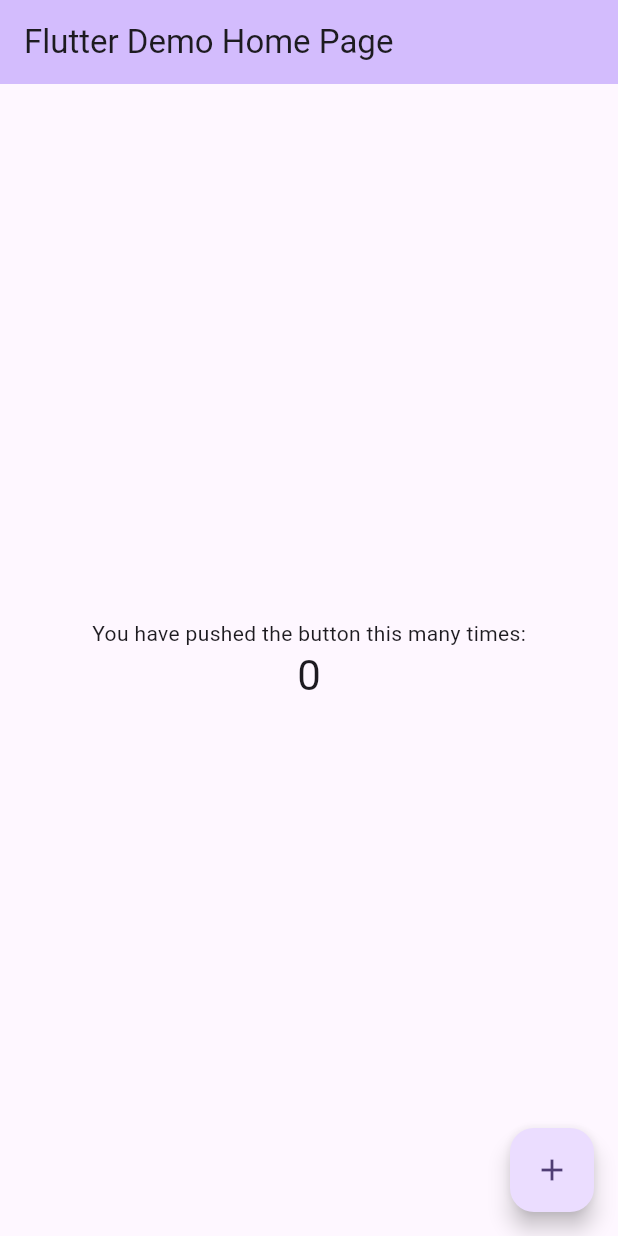
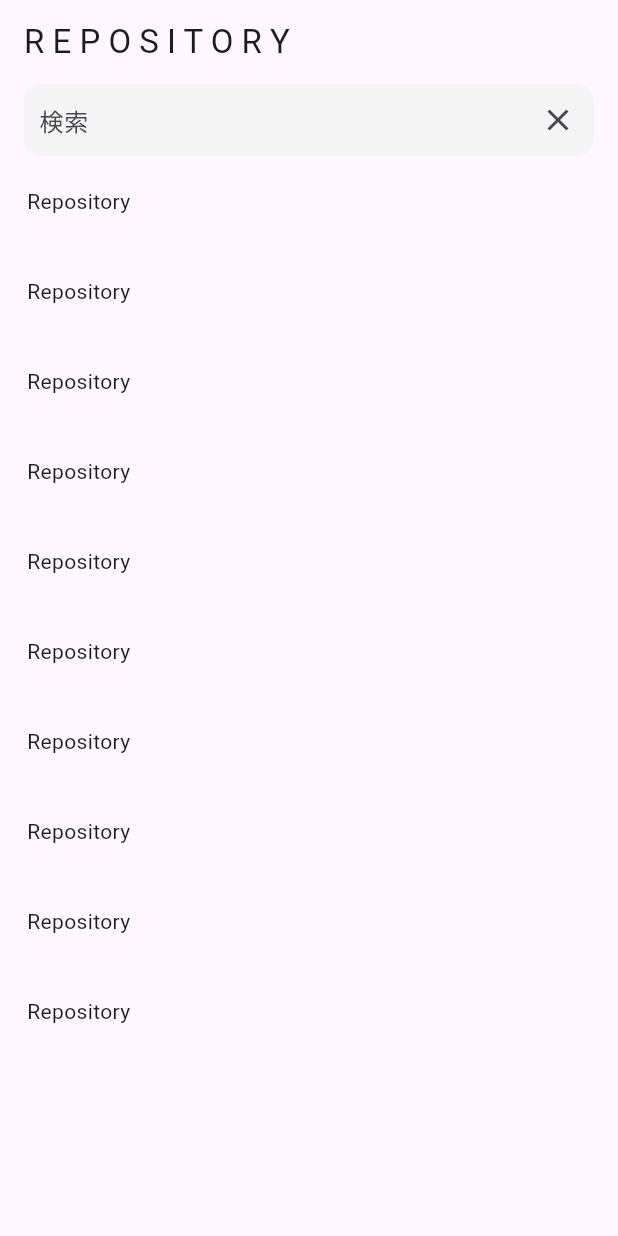
Before and after one commit to yato-developer/github-repository-search, a Flutter app: the screen it shows after launch, on a phone screen of 412 x 824 dp. Run offline on Flutter 3.47's test engine with Material 3 defaults, Android fonts, the light colour scheme and no system bars.

Commit message:
add: ホーム画面の実装

```diff
--- a/lib/main.dart
+++ b/lib/main.dart
@@ -1,4 +1,5 @@
 import 'package:flutter/material.dart';
+import 'package:github_repository_search/pages/home_page/home_page.dart';
 
 void main() {
   runApp(const MyApp());
@@ -7,119 +8,15 @@
 class MyApp extends StatelessWidget {
   const MyApp({super.key});
 
-  // This widget is the root of your application.
   @override
   Widget build(BuildContext context) {
     return MaterialApp(
-      title: 'Flutter Demo',
+      title: 'Github Repository Search',
       theme: ThemeData(
-        // This is the theme of your application.
-        //
-        // TRY THIS: Try running your application with "flutter run". You'll see
-        // the application has a purple toolbar. Then, without quitting the app,
-        // try changing the seedColor in the colorScheme below to Colors.green
-        // and then invoke "hot reload" (save your changes or press the "hot
-        // reload" button in a Flutter-supported IDE, or press "r" if you used
-        // the command line to start the app).
-        //
-        // Notice that the counter didn't reset back to zero; the application
-        // state is not lost during the reload. To reset the state, use hot
-        // restart instead.
-        //
-        // This works for code too, not just values: Most code changes can be
-        // tested with just a hot reload.
         colorScheme: ColorScheme.fromSeed(seedColor: Colors.deepPurple),
         useMaterial3: true,
       ),
-      home: const MyHomePage(title: 'Flutter Demo Home Page'),
+      home: const HomePage(),
     );
   }
 }
-
-class MyHomePage extends StatefulWidget {
-  const MyHomePage({super.key, required this.title});
-
-  // This widget is the home page of your application. It is stateful, meaning
-  // that it has a State object (defined below) that contains fields that affect
-  // how it looks.
-
-  // This class is the configuration for the state. It holds the values (in this
-  // case the title) provided by the parent (in this case the App widget) and
-  // used by the build method of the State. Fields in a Widget subclass are
-  // always marked "final".
-
-  final String title;
-
-  @override
-  State<MyHomePage> createState() => _MyHomePageState();
-}
-
-class _MyHomePageState extends State<MyHomePage> {
-  int _counter = 0;
-
-  void _incrementCounter() {
-    setState(() {
-      // This call to setState tells the Flutter framework that something has
-      // changed in this State, which causes it to rerun the build method below
-      // so that the display can reflect the updated values. If we changed
-      // _counter without calling setState(), then the build method would not be
-      // called again, and so nothing would appear to happen.
-      _counter++;
-    });
-  }
-
-  @override
-  Widget build(BuildContext context) {
-    // This method is rerun every time setState is called, for instance as done
-    // by the _incrementCounter method above.
-    //
-    // The Flutter framework has been optimized to make rerunning build methods
-    // fast, so that you can just rebuild anything that needs updating rather
-    // than having to individually change instances of widgets.
-    return Scaffold(
-      appBar: AppBar(
-        // TRY THIS: Try changing the color here to a specific color (to
-        // Colors.amber, perhaps?) and trigger a hot reload to see the AppBar
-        // change color while the other colors stay the same.
-        backgroundColor: Theme.of(context).colorScheme.inversePrimary,
-        // Here we take the value from the MyHomePage object that was created by
-        // the App.build method, and use it to set our appbar title.
-        title: Text(widget.title),
-      ),
-      body: Center(
-        // Center is a layout widget. It takes a single child and positions it
-        // in the middle of the parent.
-        child: Column(
-          // Column is also a layout widget. It takes a list of children and
-          // arranges them vertically. By default, it sizes itself to fit its
-          // children horizontally, and tries to be as tall as its parent.
-          //
-          // Column has various properties to control how it sizes itself and
-          // how it positions its children. Here we use mainAxisAlignment to
-          // center the children vertically; the main axis here is the vertical
-          // axis because Columns are vertical (the cross axis would be
-          // horizontal).
-          //
-          // TRY THIS: Invoke "debug painting" (choose the "Toggle Debug Paint"
-          // action in the IDE, or press "p" in the console), to see the
-          // wireframe for each widget.
-          mainAxisAlignment: MainAxisAlignment.center,
-          children: <Widget>[
-            const Text(
-              'You have pushed the button this many times:',
-            ),
-            Text(
-              '$_counter',
-              style: Theme.of(context).textTheme.headlineMedium,
-            ),
-          ],
-        ),
-      ),
-      floatingActionButton: FloatingActionButton(
-        onPressed: _incrementCounter,
-        tooltip: 'Increment',
-        child: const Icon(Icons.add),
-      ), // This trailing comma makes auto-formatting nicer for build methods.
-    );
-  }
-}
--- /dev/null
+++ b/lib/pages/home_page/home_page.dart
@@ -0,0 +1,78 @@
+import 'package:flutter/material.dart';
+
+class HomePage extends StatelessWidget {
+  const HomePage({super.key});
+
+  @override
+  Widget build(BuildContext context) {
+    return Scaffold(
+      appBar: AppBar(
+        title: Text("R E P O S I T O R Y"),
+      ),
+      body: Column(
+        children: [
+          _buildSearchTextField(),
+          _buildRepositoryList(),
+        ],
+      ),
+    );
+  }
+
+  Widget _buildSearchTextField() {
+    return Padding(
+      padding: const EdgeInsets.symmetric(horizontal: 16.0),
+      child: Container(
+        decoration: BoxDecoration(
+            borderRadius: BorderRadius.circular(12),
+            color: Colors.grey.shade100),
+        child: Row(
+          children: [
+            SizedBox(
+              width: 10,
+            ),
+            Expanded(
+              child: TextField(
+                decoration: const InputDecoration(
+                  border: InputBorder.none,
+                  hintText: "検索",
+                ),
+                onSubmitted: (String value) {},
+              ),
+            ),
+            IconButton(
+              icon: const Icon(Icons.clear),
+              onPressed: () {},
+            ),
+          ],
+        ),
+      ),
+    );
+  }
+
+  Widget _buildRepositoryList() {
+    return Expanded(
+      child: ListView.builder(
+          itemCount: 10,
+          itemBuilder: (BuildContext context, int index) {
+            return _buildRepositoryItemContainer();
+          }),
+    );
+  }
+
+  Widget _buildRepositoryItemContainer() {
+    return GestureDetector(
+      onTap: () {},
+      child: Container(
+        height: 60,
+        width: double.infinity,
+        padding: const EdgeInsets.all(8.0),
+        child: Row(
+          children: [
+            const SizedBox(width: 10),
+            Text("Repository"),
+          ],
+        ),
+      ),
+    );
+  }
+}
```
